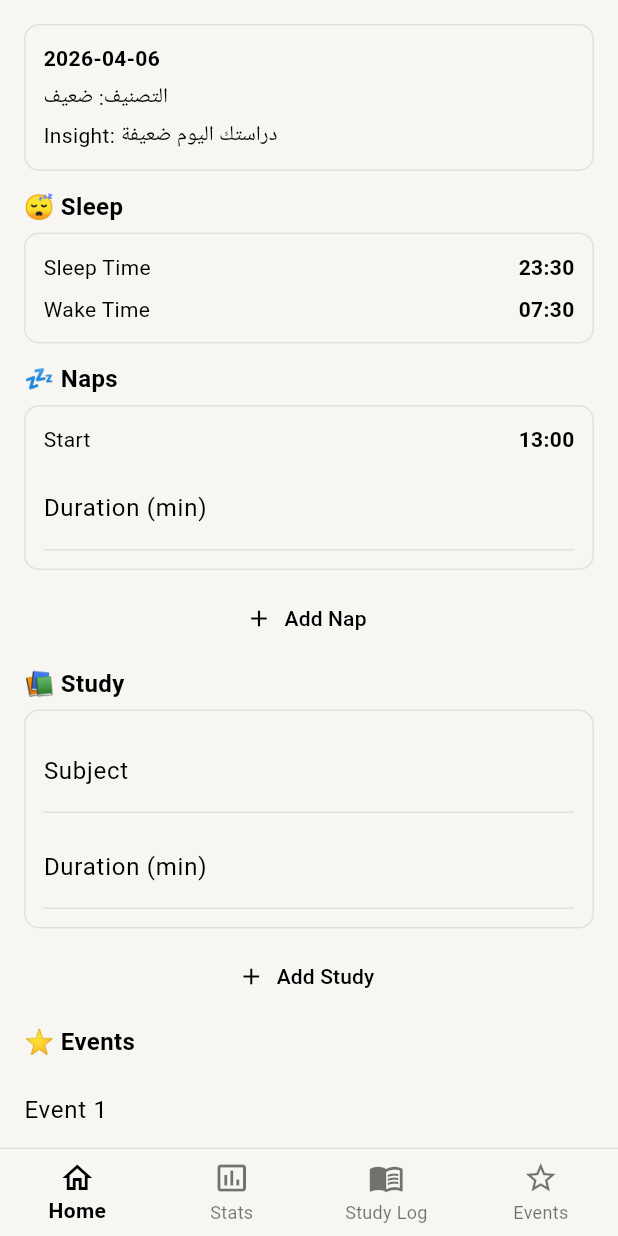
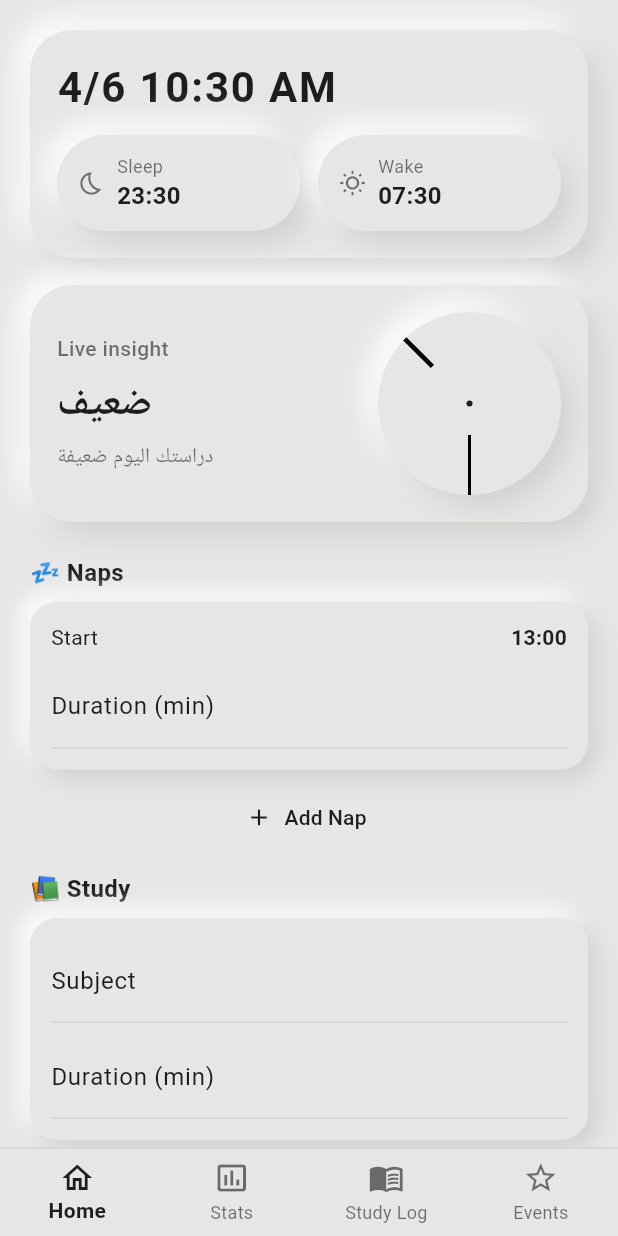
Before and after one commit to mondirdf/App, a Flutter app: the screen it shows after launch, on a phone screen of 412 x 824 dp. Run offline on Flutter 3.47's test engine with Material 3 defaults, Android fonts, the phone set to English and light mode, and no system bars; our stand-ins replace shared_preferences.

Commit message:
Redesign home UI with neumorphic style

```diff
--- a/lib/screens/home_screen.dart
+++ b/lib/screens/home_screen.dart
@@ -1,3 +1,5 @@
+import 'dart:math' as math;
+
 import 'package:flutter/material.dart';
 
 import '../models/day_entry.dart';
@@ -62,40 +64,61 @@ class _HomeScreenState extends State<HomeScreen> {
       backgroundColor: kBackgroundColor,
       body: SafeArea(
         child: ListView(
-          padding: const EdgeInsets.all(16),
+          padding: const EdgeInsets.all(20),
           children: <Widget>[
-            SimpleCard(
+            _neumorphicContainer(
+              padding: const EdgeInsets.all(18),
               child: Column(
                 crossAxisAlignment: CrossAxisAlignment.start,
                 children: <Widget>[
-                  Text(_todayLabel, style: const TextStyle(fontWeight: FontWeight.w700)),
-                  const SizedBox(height: 6),
-                  Text('التصنيف: ${metrics.classification}'),
-                  const SizedBox(height: 4),
-                  Text('Insight: ${metrics.insight}'),
-                ],
-              ),
-            ),
-            const SizedBox(height: 12),
-            _sectionTitle('😴 Sleep'),
-            SimpleCard(
-              child: Column(
-                children: <Widget>[
-                  _timeTile(
-                    label: 'Sleep Time',
-                    time: _sleepTime,
-                    onTap: () => _pickTime(isSleep: true),
-                  ),
-                  const SizedBox(height: 8),
-                  _timeTile(
-                    label: 'Wake Time',
-                    time: _wakeTime,
-                    onTap: () => _pickTime(isSleep: false),
+                  Text(_todayLabel, style: const TextStyle(fontWeight: FontWeight.w600, fontSize: 28, letterSpacing: 1.2)),
+                  const SizedBox(height: 12),
+                  Row(
+                    children: <Widget>[
+                      Expanded(
+                        child: _pill(
+                          icon: Icons.bedtime_outlined,
+                          title: 'Sleep',
+                          value: _formatTime(_sleepTime),
+                          onTap: () => _pickTime(isSleep: true),
+                        ),
+                      ),
+                      const SizedBox(width: 12),
+                      Expanded(
+                        child: _pill(
+                          icon: Icons.wb_sunny_outlined,
+                          title: 'Wake',
+                          value: _formatTime(_wakeTime),
+                          onTap: () => _pickTime(isSleep: false),
+                        ),
+                      ),
+                    ],
                   ),
                 ],
               ),
             ),
-            const SizedBox(height: 12),
+            const SizedBox(height: 18),
+            _neumorphicContainer(
+              padding: const EdgeInsets.all(18),
+              child: Row(
+                children: <Widget>[
+                  Expanded(
+                    child: Column(
+                      crossAxisAlignment: CrossAxisAlignment.start,
+                      children: <Widget>[
+                        const Text('Live insight', style: TextStyle(fontWeight: FontWeight.w500, color: Colors.black54)),
+                        const SizedBox(height: 8),
+                        Text(metrics.classification, style: const TextStyle(fontSize: 26, fontWeight: FontWeight.w700)),
+                        const SizedBox(height: 8),
+                        Text(metrics.insight, style: const TextStyle(fontSize: 14, color: Colors.black54)),
+                      ],
+                    ),
+                  ),
+                  _clockDecoration(),
+                ],
+              ),
+            ),
+            const SizedBox(height: 18),
             _sectionTitle('💤 Naps'),
             ..._buildNaps(),
             TextButton.icon(onPressed: _addNapAndSave, icon: const Icon(Icons.add), label: const Text('Add Nap')),
@@ -108,9 +131,33 @@ class _HomeScreenState extends State<HomeScreen> {
             ..._buildEvents(),
             TextButton.icon(onPressed: _addEventAndSave, icon: const Icon(Icons.add), label: const Text('Add Event')),
             const SizedBox(height: 16),
-            ElevatedButton(onPressed: _saveEntry, child: const Text('Save')),
+            _neumorphicButton(label: 'Save day entry', icon: Icons.upload_rounded, onTap: _saveEntry),
           ],
         ),
+      ),
+    );
+  }
+
+  Widget _clockDecoration() {
+    final DateTime now = DateTime.now();
+    final double minuteAngle = (now.minute / 60) * math.pi * 2;
+    final double hourAngle = ((now.hour % 12) / 12 + now.minute / 720) * math.pi * 2;
+
+    return _neumorphicCircle(
+      size: 122,
+      child: Stack(
+        alignment: Alignment.center,
+        children: <Widget>[
+          Container(width: 4, height: 4, decoration: const BoxDecoration(color: Colors.black87, shape: BoxShape.circle)),
+          Transform.rotate(
+            angle: minuteAngle,
+            child: const Align(alignment: Alignment.topCenter, child: SizedBox(height: 40, child: VerticalDivider(thickness: 2))),
+          ),
+          Transform.rotate(
+            angle: hourAngle,
+            child: const Align(alignment: Alignment.topCenter, child: SizedBox(height: 26, child: VerticalDivider(thickness: 3))),
+          ),
+        ],
       ),
     );
   }
@@ -184,7 +231,7 @@ class _HomeScreenState extends State<HomeScreen> {
 
   Widget _sectionTitle(String title) {
     return Padding(
-      padding: const EdgeInsets.only(bottom: 6),
+      padding: const EdgeInsets.only(bottom: 8, top: 4),
       child: Text(title, style: const TextStyle(fontWeight: FontWeight.w700, fontSize: 16)),
     );
   }
@@ -202,9 +249,90 @@ class _HomeScreenState extends State<HomeScreen> {
     );
   }
 
+  Widget _pill({required IconData icon, required String title, required String value, required VoidCallback onTap}) {
+    return InkWell(
+      onTap: onTap,
+      borderRadius: BorderRadius.circular(40),
+      child: _neumorphicContainer(
+        radius: 36,
+        padding: const EdgeInsets.symmetric(horizontal: 14, vertical: 12),
+        child: Row(
+          children: <Widget>[
+            Icon(icon, size: 18, color: Colors.black54),
+            const SizedBox(width: 8),
+            Expanded(
+              child: Column(
+                crossAxisAlignment: CrossAxisAlignment.start,
+                children: <Widget>[
+                  Text(title, style: const TextStyle(fontSize: 12, color: Colors.black54)),
+                  Text(value, style: const TextStyle(fontSize: 16, fontWeight: FontWeight.w600)),
+                ],
+              ),
+            ),
+          ],
+        ),
+      ),
+    );
+  }
+
+  Widget _neumorphicButton({required String label, required IconData icon, required VoidCallback onTap}) {
+    return InkWell(
+      onTap: onTap,
+      borderRadius: BorderRadius.circular(35),
+      child: _neumorphicContainer(
+        radius: 35,
+        padding: const EdgeInsets.symmetric(horizontal: 18, vertical: 16),
+        child: Row(
+          mainAxisAlignment: MainAxisAlignment.center,
+          children: <Widget>[
+            Icon(icon, color: Colors.black54),
+            const SizedBox(width: 8),
+            Text(label, style: const TextStyle(fontWeight: FontWeight.w600)),
+          ],
+        ),
+      ),
+    );
+  }
+
+  Widget _neumorphicCircle({required double size, required Widget child}) {
+    return Container(
+      width: size,
+      height: size,
+      decoration: BoxDecoration(
+        color: kBackgroundColor,
+        shape: BoxShape.circle,
+        boxShadow: const <BoxShadow>[
+          BoxShadow(color: Color(0xFFFFFFFF), offset: Offset(-8, -8), blurRadius: 16),
+          BoxShadow(color: Color(0xFFD1D0CD), offset: Offset(8, 8), blurRadius: 16),
+        ],
+      ),
+      child: child,
+    );
+  }
+
+  Widget _neumorphicContainer({
+    required Widget child,
+    EdgeInsetsGeometry padding = EdgeInsets.zero,
+    double radius = 28,
+  }) {
+    return Container(
+      width: double.infinity,
+      padding: padding,
+      decoration: BoxDecoration(
+        color: kBackgroundColor,
+        borderRadius: BorderRadius.circular(radius),
+        boxShadow: const <BoxShadow>[
+          BoxShadow(color: Color(0xFFFFFFFF), offset: Offset(-8, -8), blurRadius: 16),
+          BoxShadow(color: Color(0xFFD1D0CD), offset: Offset(8, 8), blurRadius: 16),
+        ],
+      ),
+      child: child,
+    );
+  }
+
   String get _todayLabel {
     final DateTime now = DateTime.now();
-    return '${now.year}-${now.month.toString().padLeft(2, '0')}-${now.day.toString().padLeft(2, '0')}';
+    return '${now.month}/${now.day} ${now.hour > 12 ? now.hour - 12 : now.hour}:${now.minute.toString().padLeft(2, '0')} ${now.hour >= 12 ? 'PM' : 'AM'}';
   }
 
   DayMetrics get _liveMetrics {
--- a/lib/theme_constants.dart
+++ b/lib/theme_constants.dart
@@ -1,6 +1,6 @@
 import 'package:flutter/material.dart';
 
-const Color kBackgroundColor = Color(0xFFF7F6F3);
-const Color kPrimaryColor = Color(0xFF000000);
-const Color kBorderColor = Color(0xFFE2E0DA);
-const double kCornerRadius = 10;
+const Color kBackgroundColor = Color(0xFFE6E6E6);
+const Color kPrimaryColor = Color(0xFF1D1D1D);
+const Color kBorderColor = Color(0xFFD5D5D5);
+const double kCornerRadius = 18;
--- a/lib/widgets/simple_card.dart
+++ b/lib/widgets/simple_card.dart
@@ -6,7 +6,7 @@ class SimpleCard extends StatelessWidget {
   const SimpleCard({
     super.key,
     required this.child,
-    this.padding = const EdgeInsets.all(12),
+    this.padding = const EdgeInsets.all(14),
   });
 
   final Widget child;
@@ -19,8 +19,11 @@ class SimpleCard extends StatelessWidget {
       padding: padding,
       decoration: BoxDecoration(
         color: kBackgroundColor,
-        border: Border.all(color: kBorderColor),
         borderRadius: BorderRadius.circular(kCornerRadius),
+        boxShadow: const <BoxShadow>[
+          BoxShadow(color: Color(0xFFFFFFFF), offset: Offset(-6, -6), blurRadius: 12),
+          BoxShadow(color: Color(0xFFD0D0D0), offset: Offset(6, 6), blurRadius: 12),
+        ],
       ),
       child: child,
     );
```
